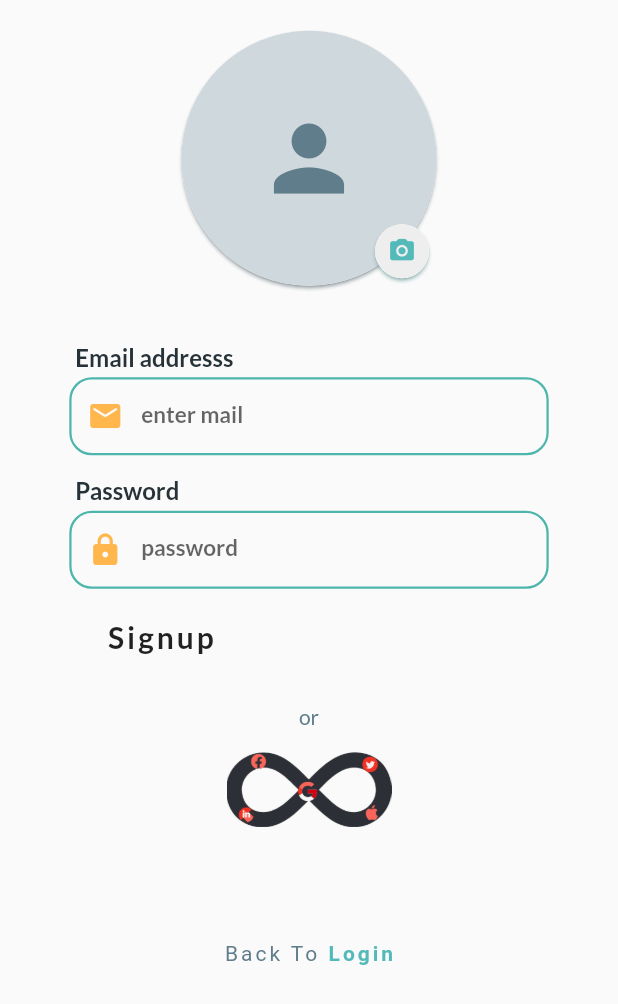
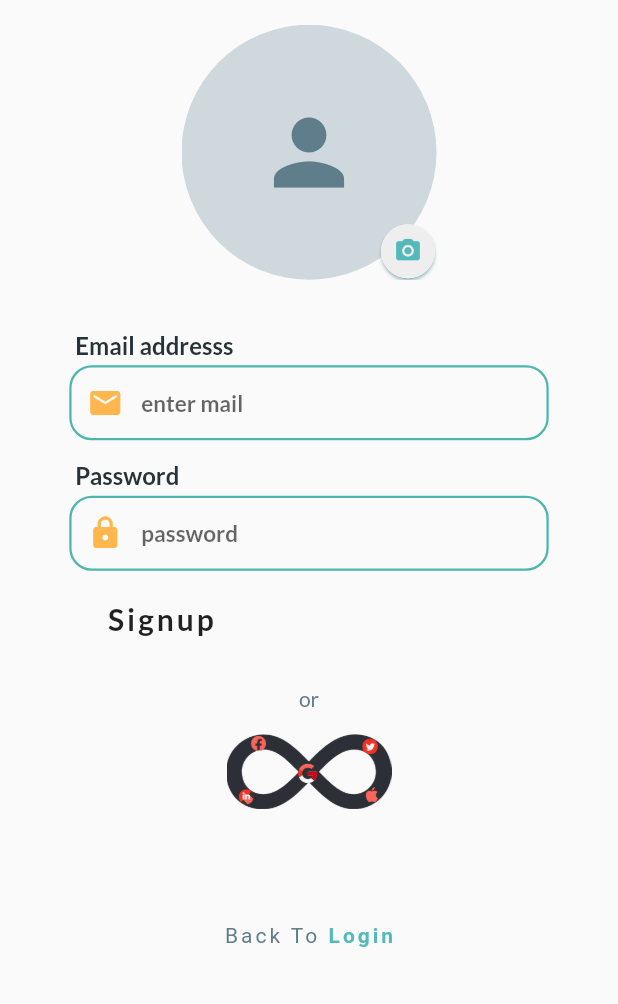
Before and after one commit to Vishal-shakaya/BeStartup, a Flutter app: the screen it shows after launch, after a tap on an icon or button, on a phone screen of 412 x 824 dp. Shown: the top 1004 px of the screen. Run offline on Flutter 3.47's test engine with Material 2 defaults, Android fonts, the phone set to English and light mode, and no system bars; drawn by our look-alikes of flutter_form_builder; our stand-ins replace cloud_firestore, file_picker, firebase_auth, firebase_core, firebase_storage, form_builder_validators and 5 more; missing offline and left inert: container_tab_indicator, crop_your_image, gradient_ui_widgets, sign_button; accounts and stored records are empty.

Commit message:
fix Phone view form error msg and add uplaod file function

```diff
--- a/lib/Components/PhoneLoginVIew/LoginVIew.dart
+++ b/lib/Components/PhoneLoginVIew/LoginVIew.dart
@@ -9,9 +9,7 @@ import 'package:gradient_ui_widgets/buttons/gradient_elevated_button.dart' as a;
 class PHLoginForm extends StatefulWidget {
   String button_text = '';
   bool is_form_login;
-  PHLoginForm({
-    required this.button_text,
-    required this.is_form_login});
+  PHLoginForm({required this.button_text, required this.is_form_login});
 
   @override
   State<PHLoginForm> createState() => _PHLoginFormState();
@@ -19,6 +17,7 @@ class PHLoginForm extends StatefulWidget {
 
 class _PHLoginFormState extends State<PHLoginForm> {
   final _formKey = GlobalKey<FormBuilderState>();
+
   bool is_password_visible = true;
   Color input_text_color =
       Get.isDarkMode ? Colors.grey.shade100 : Colors.black87;
@@ -28,33 +27,13 @@ class _PHLoginFormState extends State<PHLoginForm> {
       Get.isDarkMode ? Colors.blueGrey.shade100 : Colors.blueGrey.shade900;
   @override
   Widget build(BuildContext context) {
-
-
-
 //////////////////////////////////
     /// MANAGE LOGIN AND SIGNUP FOROM:
 //////////////////////////////////
 
-  SubmitForm() async{
-    if(widget.is_form_login){
     // SUBMIT LOGIN FORM :
     SubmitLoginForm() async {
-        _formKey.currentState!.save();
-        if (_formKey.currentState!.validate()) {
-          String email = _formKey.currentState!.value['email'];
-          String password = _formKey.currentState!.value['password'];
-          _formKey.currentState!.reset();
-          // LOGIN USER :
-          // await my_store.LoginUser(email: email, password: password);
-        } else {
-          print('error found');
-        }
-      }
-    }
-
-  else{
-        // SUBMIT SIGNUP FORM :
-        SubmitSignupForm() async {
+      print('Login form');
       _formKey.currentState!.save();
       if (_formKey.currentState!.validate()) {
         String email = _formKey.currentState!.value['email'];
@@ -67,10 +46,28 @@ class _PHLoginFormState extends State<PHLoginForm> {
       }
     }
 
+    // SUBMIT SIGNUP FORM :
+    SubmitSignupForm() async {
+      print('Signup form');
+      _formKey.currentState!.save();
+      if (_formKey.currentState!.validate()) {
+        String email = _formKey.currentState!.value['email'];
+        String password = _formKey.currentState!.value['password'];
+        _formKey.currentState!.reset();
+        // LOGIN USER :
+        // await my_store.LoginUser(email: email, password: password);
+      } else {
+        print('error found');
+      }
     }
 
+    SubmitForm() async {
+      if (widget.is_form_login) {
+        SubmitLoginForm();
+      } else {
+        SubmitSignupForm();
       }
-
+    }
 
     return Container(
         width: context.width * 0.80,
@@ -99,15 +96,12 @@ class _PHLoginFormState extends State<PHLoginForm> {
                   ),
 
                   // EMAIL INPUT FILED :
-                  Container(
-                    height: 52,
-                    child: FormBuilderTextField(
+                  FormBuilderTextField(
                     name: 'email',
                     style: TextStyle(
                         fontSize: 15,
-                          fontWeight: Get.isDarkMode
-                              ? FontWeight.w400
-                              : FontWeight.w600,
+                        fontWeight:
+                            Get.isDarkMode ? FontWeight.w400 : FontWeight.w600,
                         color: input_text_color),
                     keyboardType: TextInputType.emailAddress,
                     validator: FormBuilderValidators.compose([
@@ -116,6 +110,7 @@ class _PHLoginFormState extends State<PHLoginForm> {
                     ]),
                     decoration: InputDecoration(
                         hintText: 'enter mail ',
+                        contentPadding: EdgeInsets.all(16),
                         hintStyle: TextStyle(
                           fontSize: 15,
                         ),
@@ -129,13 +124,12 @@ class _PHLoginFormState extends State<PHLoginForm> {
                                 width: 1.5, color: Colors.teal.shade300)),
                         focusedBorder: OutlineInputBorder(
                             borderRadius: BorderRadius.circular(15),
-                              borderSide: BorderSide(
-                                  width: 2, color: input_foucs_color)),
+                            borderSide:
+                                BorderSide(width: 2, color: input_foucs_color)),
                         // errorText: 'invalid email address',
                         // constraints: BoxConstraints(),
                         border: OutlineInputBorder(
                             borderRadius: BorderRadius.circular(15))),
-                    ),
                   ),
 
                   ////////////////////////////
@@ -155,16 +149,14 @@ class _PHLoginFormState extends State<PHLoginForm> {
                   ),
 
                   // PASSWORD INPUT FILED :
-                  Container(
-                    height: 52,
-                    child: FormBuilderTextField(
+                  FormBuilderTextField(
                     name: 'password',
                     obscureText: is_password_visible,
+
                     style: TextStyle(
                         fontSize: 15,
-                          fontWeight: Get.isDarkMode
-                              ? FontWeight.w400
-                              : FontWeight.w600,
+                        fontWeight:
+                            Get.isDarkMode ? FontWeight.w400 : FontWeight.w600,
                         color: input_text_color),
                     keyboardType: TextInputType.emailAddress,
 
@@ -176,6 +168,7 @@ class _PHLoginFormState extends State<PHLoginForm> {
 
                     decoration: InputDecoration(
                         hintText: 'password',
+                        contentPadding: EdgeInsets.all(16),
                         hintStyle: TextStyle(
                           fontSize: 15,
                         ),
@@ -198,13 +191,12 @@ class _PHLoginFormState extends State<PHLoginForm> {
                                 width: 1.5, color: Colors.teal.shade300)),
                         focusedBorder: OutlineInputBorder(
                             borderRadius: BorderRadius.circular(15),
-                              borderSide: BorderSide(
-                                  width: 2, color: input_foucs_color)),
+                            borderSide:
+                                BorderSide(width: 2, color: input_foucs_color)),
                         // errorText: 'invalid email address',
                         // constraints: BoxConstraints(),
                         border: OutlineInputBorder(
                             borderRadius: BorderRadius.circular(15))),
-                    ),
                   ),
                 ])),
 
@@ -218,7 +210,7 @@ class _PHLoginFormState extends State<PHLoginForm> {
               child: a.GradientElevatedButton(
                   gradient: g1,
                   onPressed: () async {
-                    await SubmitForm();
+                    SubmitForm();
                   },
                   style: ButtonStyle(
                       shape: MaterialStateProperty.all<RoundedRectangleBorder>(
--- a/lib/Components/PhoneLoginVIew/SignupView.dart
+++ b/lib/Components/PhoneLoginVIew/SignupView.dart
@@ -1,9 +1,11 @@
 import 'dart:io';
+import 'package:be_startup/Backend/Firebase/FileStorage.dart';
 import 'package:be_startup/Utils/Colors.dart';
 import 'package:flutter/material.dart';
 import 'package:get/get.dart';
 import 'package:image_picker/image_picker.dart';
 import 'package:image_cropper/image_cropper.dart';
+import 'package:firebase_storage/firebase_storage.dart';
 
 class SignupView extends StatefulWidget {
   SignupView({Key? key}) : super(key: key);
@@ -16,6 +18,7 @@ class _SignupViewState extends State<SignupView> {
   XFile? profile_image;
   File? circular_profile;
   String profile_image_path = '';
+  UploadTask? upload_process;
 
 ////////////////////////////
 // CROPE IMAGE :
@@ -39,6 +42,14 @@ class _SignupViewState extends State<SignupView> {
     setState(() {
       circular_profile = File(crop_image!.path);
     });
+
+    // STORE FILE IN FIREBASE STORAGE :
+    String filename = DateTime.now().toString();
+    String destination = 'user_profile/profile_image/$filename';
+    upload_process = FileStorage.UploadFile(destination, crop_image!);
+    final snapshot = await upload_process!.whenComplete(() => {});
+    final download_url = await snapshot.ref.getData();
+    print(download_url);
   }
 
 // CLEAR IMAGE :
@@ -104,44 +115,36 @@ class _SignupViewState extends State<SignupView> {
         alignment: Alignment.center,
         child: Stack(
           children: [
-            Card(
-              shadowColor: light_color_type3,
-              shape: RoundedRectangleBorder(
-                borderRadius: BorderRadius.circular(85.0),
-              ),
-              child: CircleAvatar(
+            circular_profile != null
+                ? CircleAvatar(
                     radius: 85,
                     backgroundColor: Colors.blueGrey[100],
-                  child: circular_profile != null
-                      ? ClipOval(
+                    foregroundImage: FileImage(circular_profile!),
+                  )
+                : CircleAvatar(
+                    radius: 85,
+                    backgroundColor: Colors.blueGrey[100],
                     child:
-                              Image.file(circular_profile!, fit: BoxFit.cover),
-                        )
-                      : Icon(Icons.person, size: 70, color: light_color_type3)),
-            ),
+                        Icon(Icons.person, size: 70, color: light_color_type3)),
 
             //////////////////////////////
             // UPLOAD CAMERA ICON:
             ////////////////////////////////
             Positioned(
-              top:129,
-              left:129,
+                top: 129,
+                left: 129,
                 child: Card(
                   shadowColor: primary_light,
                   // elevation: 1,
                   shape: RoundedRectangleBorder(
-                  borderRadius: BorderRadius.circular(20) ),
+                      borderRadius: BorderRadius.circular(20)),
                   child: CircleAvatar(
                     backgroundColor: Colors.grey.shade200,
                     radius: 18,
                     child: IconButton(
                         onPressed: BottomSheet,
-                    icon: Icon(
-                      Icons.camera_alt_rounded,
-                      size:19,
-                      color:primary_light
-                       )
-                      ),
+                        icon: Icon(Icons.camera_alt_rounded,
+                            size: 19, color: primary_light)),
                   ),
                 )),
           ],
```
Also changed, not shown: lib/Backend/Firebase/FileStorage.dart (+10 -1 lines), lib/Components/LoginView/LoginPage/SignupPage.dart (+5 -10 lines). Lines whose indentation alone changed are shown as unchanged.
